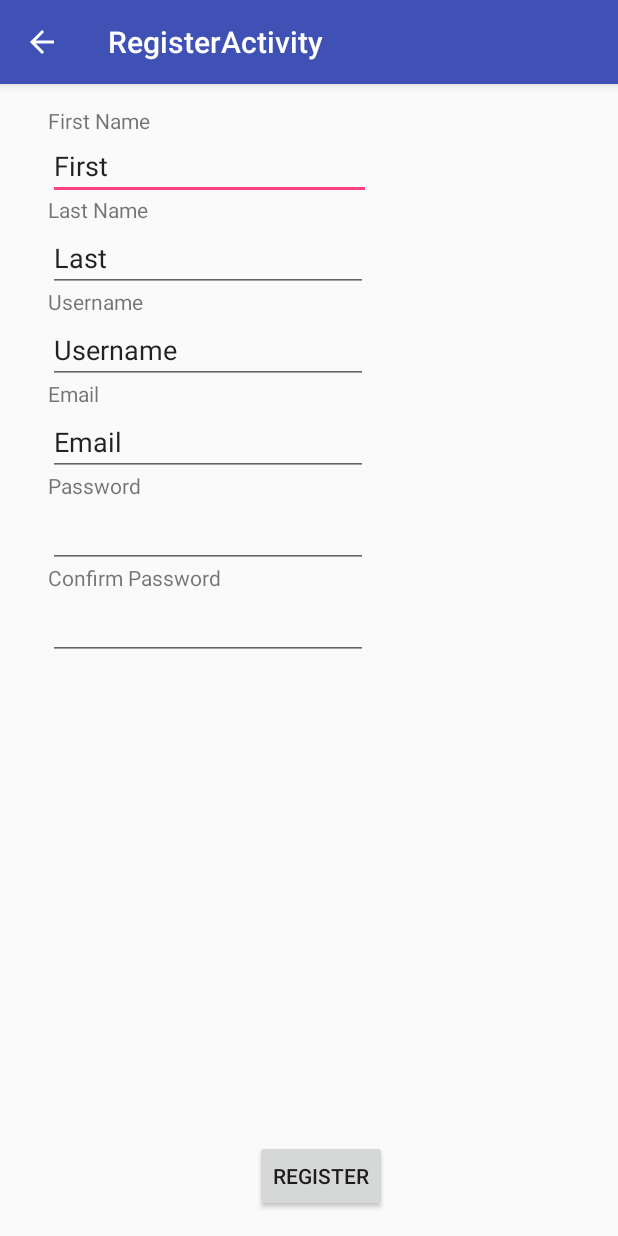
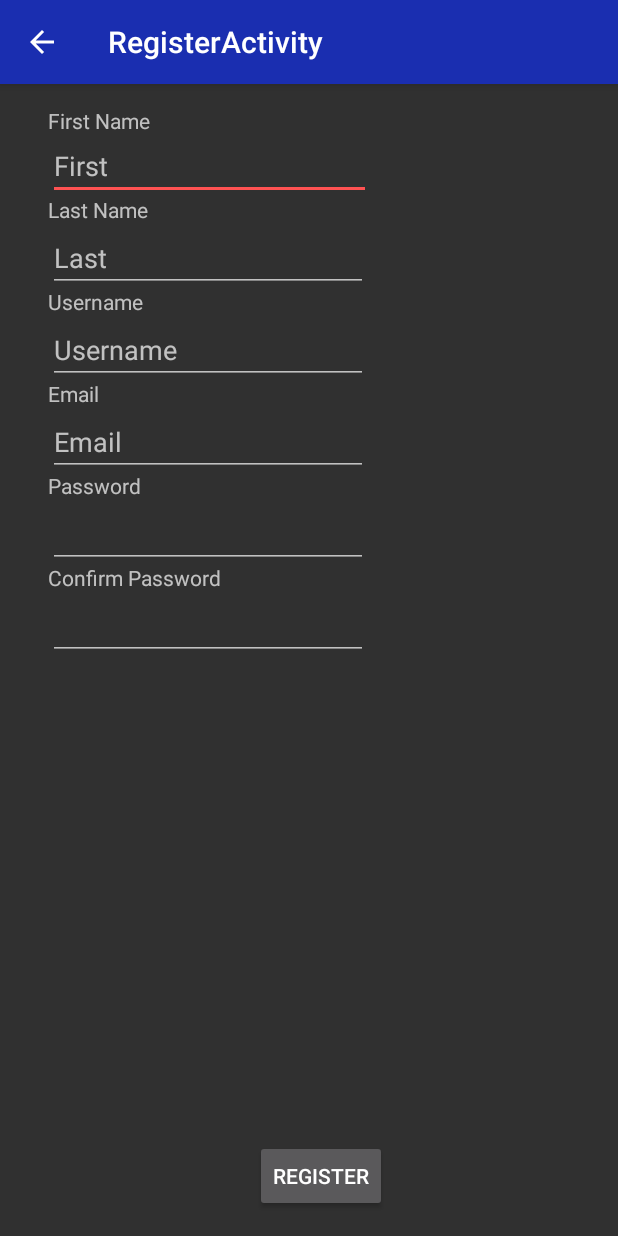
Before and after one commit to ZGorlock/Movie-Tracker, an Android app: the RegisterActivity screen opened directly, with no data from a screen before it, on a phone screen of 412 x 824 dp. Run offline under Robolectric (Android 15) with nearby library versions, the phone set to English and light mode, and no system bars.

Commit message:
Small UI Changes
Changed Color scheme, added a logo and Facebook login skeleton without
functionality

```diff
--- a/App/app/src/main/java/team12/movietracker/RegisterActivity.java
+++ b/App/app/src/main/java/team12/movietracker/RegisterActivity.java
@@ -21,14 +21,14 @@ import android.widget.EditText;
 
 public class RegisterActivity extends AppCompatActivity {
 
-    private EditText mFirstName = (EditText) findViewById(R.id.editTextFirstName);
-    private EditText mLastName = (EditText) findViewById(R.id.editTextLastName);
-    private EditText mUserName = (EditText) findViewById(R.id.editTextUsername);
-    private EditText mPassword = (EditText) findViewById(R.id.editTextPassword);
-    private EditText mPasswordConfirm = (EditText) findViewById(R.id.editTextPasswordConfirm);
-    private EditText mEmail = (EditText) findViewById(R.id.editTextEmail);
-    private View mProgressView = findViewById(R.id.register_form);
-    private View mRegisterFormView = findViewById(R.id.progressBar);
+    private EditText mFirstName;
+    private EditText mLastName;
+    private EditText mUserName;
+    private EditText mPassword;
+    private EditText mPasswordConfirm;
+    private EditText mEmail;
+    private View mProgressView;
+    private View mRegisterFormView;
     private UserRegisterTask mAuthTask = null;
 
 
@@ -40,7 +40,7 @@ public class RegisterActivity extends AppCompatActivity {
         setSupportActionBar(toolbar);
         getSupportActionBar().setDisplayHomeAsUpEnabled(true);
 
-        Button registerButton = (Button) findViewById(R.id.register_button);
+        Button registerButton = (Button) findViewById(R.id.buttonRegister);
         registerButton.setOnClickListener(new View.OnClickListener() {
             @Override
             public void onClick(View view) {
@@ -48,8 +48,14 @@ public class RegisterActivity extends AppCompatActivity {
             }
         });
 
-
-
+        mFirstName = (EditText) findViewById(R.id.editTextFirstName);
+        mLastName = (EditText) findViewById(R.id.editTextLastName);
+        mUserName = (EditText) findViewById(R.id.editTextUsername);
+        mPassword = (EditText) findViewById(R.id.editTextPassword);
+        mPasswordConfirm = (EditText) findViewById(R.id.editTextPasswordConfirm);
+        mEmail = (EditText) findViewById(R.id.editTextEmail);
+        mProgressView = findViewById(R.id.register_form);
+        mRegisterFormView = findViewById(R.id.progressBar);
     }
 
     private void attemptRegister()
--- a/App/app/src/main/res/layout/activity_register.xml
+++ b/App/app/src/main/res/layout/activity_register.xml
@@ -21,5 +21,5 @@
     </android.support.design.widget.AppBarLayout>
 
     <include layout="@layout/content_register" />
-1
+
 </android.support.design.widget.CoordinatorLayout>
--- a/App/app/src/main/res/layout/content_register.xml
+++ b/App/app/src/main/res/layout/content_register.xml
@@ -10,6 +10,7 @@
     app:layout_behavior="@string/appbar_scrolling_view_behavior"
     tools:context="team12.movietracker.RegisterActivity"
     tools:showIn="@layout/activity_register">
+
 
     <ProgressBar
         android:id="@+id/progressBar"
@@ -26,6 +27,8 @@
         android:id="@+id/register_form"
         android:layout_width="match_parent"
         android:layout_height="match_parent">
+
+
 
         <TextView
             android:id="@+id/textViewPasswordConfirm"
@@ -54,7 +57,7 @@
             android:layout_marginTop="32dp"
             android:ems="10"
             android:inputType="textPersonName"
-            android:text="First"
+            android:hint="First"
             app:layout_constraintLeft_toLeftOf="parent"
             app:layout_constraintTop_toTopOf="parent" />
 
@@ -115,7 +118,7 @@
             android:layout_marginTop="16dp"
             android:ems="10"
             android:inputType="textPersonName"
-            android:text="Last"
+            android:hint="Last"
             app:layout_constraintLeft_toLeftOf="parent"
             app:layout_constraintTop_toBottomOf="@+id/editTextFirstName" />
 
@@ -127,7 +130,7 @@
             android:layout_marginTop="16dp"
             android:ems="10"
             android:inputType="textPersonName"
-            android:text="Username"
+            android:hint="Username"
             app:layout_constraintLeft_toLeftOf="parent"
             app:layout_constraintTop_toBottomOf="@+id/editTextLastName" />
 
@@ -159,7 +162,7 @@
             android:layout_marginTop="16dp"
             android:ems="10"
             android:inputType="textPersonName"
-            android:text="Email"
+            android:hint="Email"
             app:layout_constraintStart_toStartOf="parent"
             app:layout_constraintTop_toBottomOf="@+id/editTextUsername" />
     </android.support.constraint.ConstraintLayout>
--- a/App/app/src/main/res/values/colors.xml
+++ b/App/app/src/main/res/values/colors.xml
@@ -1,6 +1,6 @@
 <?xml version="1.0" encoding="utf-8"?>
 <resources>
     <color name="colorPrimary">#3F51B5</color>
-    <color name="colorPrimaryDark">#303F9F</color>
-    <color name="colorAccent">#FF4081</color>
+    <color name="colorPrimaryDark">#1a2eb0</color>
+    <color name="colorAccent">#ff5252</color>
 </resources>
--- a/App/app/src/main/res/values/strings.xml
+++ b/App/app/src/main/res/values/strings.xml
@@ -198,4 +198,9 @@
     <string name="title_activity_show_detail">ShowDetailActivity</string>
     <string name="textviewTitle">TextViewTitle</string>
     <string name="textviewDescription">TextViewDescription</string>
+
+    <!--- Facebook log in -->
+    <string name="facebook_app_id">319008341913334</string>
+    <string name="fb_login_protocol_scheme">fb319008341913334</string>
+
 </resources>
--- a/App/app/src/main/res/values/styles.xml
+++ b/App/app/src/main/res/values/styles.xml
@@ -1,10 +1,10 @@
 <resources>
 
     <!-- Base application theme. -->
-    <style name="AppTheme" parent="Theme.AppCompat.Light.DarkActionBar">
+    <style name="AppTheme" parent="Theme.AppCompat">
         <!-- Customize your theme here. -->
-        <item name="colorPrimary">@color/colorPrimary</item>
-        <item name="colorPrimaryDark">@color/colorPrimaryDark</item>
+        <item name="colorPrimary">@color/colorPrimaryDark</item>
+        <item name="colorPrimaryDark">@android:color/black</item>
         <item name="colorAccent">@color/colorAccent</item>
     </style>
 
```
Also changed, not shown: App/app/src/main/AndroidManifest.xml (+23 -2 lines), App/app/src/main/res/layout/activity_login.xml (+16 -0 lines), App/app/src/main/res/drawable/movietrack.PNG (added).
